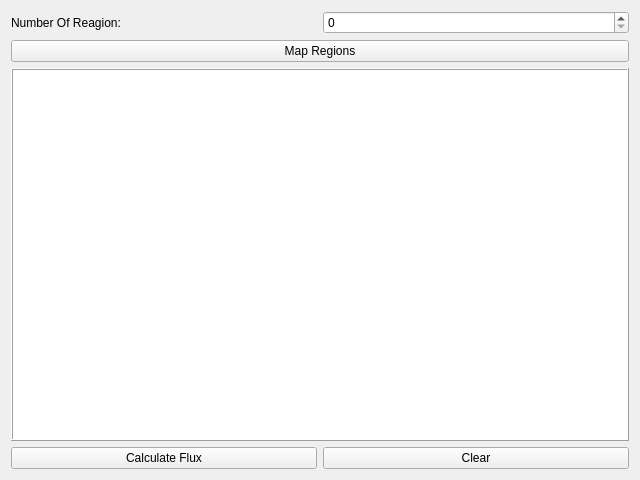
Above: Interface/CalFluxNeutron/RegionInputData.ui from simasvidalino/NeutronFluxCalculation before the change. Below: the same form after it.
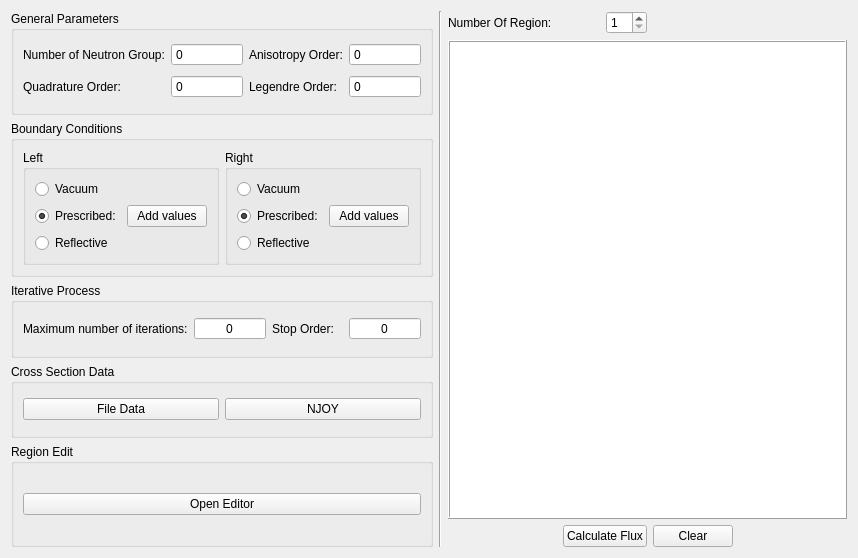
That is the form after the change.

Commit message: Add NJOY module and general data save/load

Diff of the .ui file:
```diff
--- a/Interface/CalFluxNeutron/RegionInputData.ui
+++ b/Interface/CalFluxNeutron/RegionInputData.ui
@@ -6,32 +6,366 @@
    <rect>
     <x>0</x>
     <y>0</y>
-    <width>640</width>
-    <height>480</height>
+    <width>858</width>
+    <height>558</height>
    </rect>
   </property>
   <property name="windowTitle">
    <string>Form</string>
   </property>
-  <layout class="QGridLayout" name="gridLayout">
-   <item row="0" column="1">
+  <layout class="QGridLayout" name="gridLayout_8">
+   <item row="0" column="0" rowspan="2">
+    <widget class="QGroupBox" name="groupBox_2">
+     <property name="title">
+      <string>General Parameters</string>
+     </property>
+     <layout class="QGridLayout" name="gridLayout_6">
+      <item row="0" column="0">
+       <widget class="QLabel" name="labelNeutronGroup">
+        <property name="text">
+         <string>Number of Neutron Group:</string>
+        </property>
+       </widget>
+      </item>
+      <item row="0" column="1">
+       <widget class="QSpinBox" name="spinBoxGroup">
+        <property name="buttonSymbols">
+         <enum>QAbstractSpinBox::NoButtons</enum>
+        </property>
+       </widget>
+      </item>
+      <item row="0" column="2">
+       <widget class="QLabel" name="labelAnisotropy">
+        <property name="text">
+         <string>Anisotropy Order:</string>
+        </property>
+       </widget>
+      </item>
+      <item row="0" column="3">
+       <widget class="QSpinBox" name="spinBoxAnisotropyOrder">
+        <property name="buttonSymbols">
+         <enum>QAbstractSpinBox::NoButtons</enum>
+        </property>
+       </widget>
+      </item>
+      <item row="1" column="0">
+       <widget class="QLabel" name="labelQuadrature">
+        <property name="text">
+         <string>Quadrature Order:</string>
+        </property>
+       </widget>
+      </item>
+      <item row="1" column="1">
+       <widget class="QSpinBox" name="spinBoxQuadratureOrder">
+        <property name="buttonSymbols">
+         <enum>QAbstractSpinBox::NoButtons</enum>
+        </property>
+       </widget>
+      </item>
+      <item row="1" column="2">
+       <widget class="QLabel" name="labelLegendre">
+        <property name="text">
+         <string>Legendre Order:</string>
+        </property>
+       </widget>
+      </item>
+      <item row="1" column="3">
+       <widget class="QSpinBox" name="spinBoxLegendreOrder">
+        <property name="buttonSymbols">
+         <enum>QAbstractSpinBox::NoButtons</enum>
+        </property>
+       </widget>
+      </item>
+     </layout>
+    </widget>
+   </item>
+   <item row="0" column="1" rowspan="7">
+    <widget class="Line" name="line">
+     <property name="orientation">
+      <enum>Qt::Vertical</enum>
+     </property>
+    </widget>
+   </item>
+   <item row="0" column="2" colspan="2">
+    <widget class="QLabel" name="label">
+     <property name="text">
+      <string>Number Of Region:</string>
+     </property>
+    </widget>
+   </item>
+   <item row="0" column="4">
     <widget class="QSpinBox" name="spinBoxRegionQtt">
      <property name="minimum">
-      <number>0</number>
+      <number>1</number>
      </property>
      <property name="maximum">
       <number>10</number>
      </property>
+     <property name="value">
+      <number>1</number>
+     </property>
     </widget>
    </item>
-   <item row="0" column="0">
-    <widget class="QLabel" name="label">
+   <item row="2" column="0">
+    <widget class="QGroupBox" name="groupBox">
+     <property name="title">
+      <string>Boundary Conditions</string>
+     </property>
+     <layout class="QGridLayout" name="gridLayout_5">
+      <item row="0" column="1">
+       <widget class="QGroupBox" name="groupBoxRightBoundayConditions">
+        <property name="title">
+         <string>Right</string>
+        </property>
+        <layout class="QGridLayout" name="gridLayout_2">
+         <item row="0" column="0" colspan="2">
+          <widget class="QRadioButton" name="radioButtonBCRightVacuum">
+           <property name="text">
+            <string>Vacuum</string>
+           </property>
+           <property name="checked">
+            <bool>false</bool>
+           </property>
+           <attribute name="buttonGroup">
+            <string notr="true">buttonGroupRightBoundaryConditions</string>
+           </attribute>
+          </widget>
+         </item>
+         <item row="1" column="0">
+          <widget class="QRadioButton" name="radioButtonBCRightPrescribed">
+           <property name="text">
+            <string>Prescribed:</string>
+           </property>
+           <property name="checked">
+            <bool>true</bool>
+           </property>
+           <attribute name="buttonGroup">
+            <string notr="true">buttonGroupRightBoundaryConditions</string>
+           </attribute>
+          </widget>
+         </item>
+         <item row="1" column="1">
+          <widget class="QPushButton" name="pushButtonAddRightPrecribedBCValues">
+           <property name="text">
+            <string>Add values</string>
+           </property>
+          </widget>
+         </item>
+         <item row="2" column="0" colspan="2">
+          <widget class="QRadioButton" name="radioButtonBCRightReflexive">
+           <property name="text">
+            <string>Reflective</string>
+           </property>
+           <attribute name="buttonGroup">
+            <string notr="true">buttonGroupRightBoundaryConditions</string>
+           </attribute>
+          </widget>
+         </item>
+        </layout>
+       </widget>
+      </item>
+      <item row="0" column="0">
+       <widget class="QGroupBox" name="groupBoxLeftBoundaryConditions">
+        <property name="title">
+         <string>Left</string>
+        </property>
+        <layout class="QGridLayout" name="gridLayout_4">
+         <item row="0" column="0">
+          <widget class="QRadioButton" name="radioButtonBCLeftVacuum">
+           <property name="text">
+            <string>Vacuum</string>
+           </property>
+           <property name="checked">
+            <bool>false</bool>
+           </property>
+           <attribute name="buttonGroup">
+            <string notr="true">buttonGroupLeftBoundaryConditions</string>
+           </attribute>
+          </widget>
+         </item>
+         <item row="1" column="0">
+          <widget class="QRadioButton" name="radioButtonBCLeftPrescribed">
+           <property name="text">
+            <string>Prescribed:</string>
+           </property>
+           <property name="checked">
+            <bool>true</bool>
+           </property>
+           <attribute name="buttonGroup">
+            <string notr="true">buttonGroupLeftBoundaryConditions</string>
+           </attribute>
+          </widget>
+         </item>
+         <item row="1" column="1">
+          <widget class="QPushButton" name="pushButtonAddLeftPrecribedBCValues">
+           <property name="text">
+            <string>Add values</string>
+           </property>
+          </widget>
+         </item>
+         <item row="2" column="0">
+          <widget class="QRadioButton" name="radioButtonBCLeftReflexive">
+           <property name="text">
+            <string>Reflective</string>
+           </property>
+           <attribute name="buttonGroup">
+            <string notr="true">buttonGroupLeftBoundaryConditions</string>
+           </attribute>
+          </widget>
+         </item>
+        </layout>
+       </widget>
+      </item>
+     </layout>
+    </widget>
+   </item>
+   <item row="3" column="0">
+    <widget class="QGroupBox" name="groupBoxIterativeProcess">
+     <property name="title">
+      <string>Iterative Process</string>
+     </property>
+     <layout class="QGridLayout" name="gridLayout_7">
+      <item row="0" column="0">
+       <widget class="QLabel" name="labelMaxIte">
+        <property name="text">
+         <string>Maximum number of iterations:</string>
+        </property>
+       </widget>
+      </item>
+      <item row="0" column="1">
+       <widget class="QSpinBox" name="spinBoxMaxNumberIteration">
+        <property name="wrapping">
+         <bool>true</bool>
+        </property>
+        <property name="frame">
+         <bool>true</bool>
+        </property>
+        <property name="alignment">
+         <set>Qt::AlignCenter</set>
+        </property>
+        <property name="buttonSymbols">
+         <enum>QAbstractSpinBox::NoButtons</enum>
+        </property>
+        <property name="showGroupSeparator" stdset="0">
+         <bool>true</bool>
+        </property>
+        <property name="maximum">
+         <number>1000000</number>
+        </property>
+        <property name="singleStep">
+         <number>50</number>
+        </property>
+       </widget>
+      </item>
+      <item row="0" column="2">
+       <widget class="QLabel" name="labelStopOrder">
+        <property name="text">
+         <string>Stop Order:</string>
+        </property>
+       </widget>
+      </item>
+      <item row="0" column="3">
+       <widget class="QSpinBox" name="spinBoxStopOrder">
+        <property name="wrapping">
+         <bool>true</bool>
+        </property>
+        <property name="alignment">
+         <set>Qt::AlignCenter</set>
+        </property>
+        <property name="buttonSymbols">
+         <enum>QAbstractSpinBox::NoButtons</enum>
+        </property>
+        <property name="showGroupSeparator" stdset="0">
+         <bool>true</bool>
+        </property>
+        <property name="maximum">
+         <number>100</number>
+        </property>
+       </widget>
+      </item>
+     </layout>
+    </widget>
+   </item>
+   <item row="4" column="0">
+    <widget class="QGroupBox" name="groupBoxCrosSection">
+     <property name="title">
+      <string>Cross Section Data</string>
+     </property>
+     <layout class="QGridLayout" name="gridLayout">
+      <item row="0" column="0">
+       <widget class="QPushButton" name="pushButtonCreateCrossSection">
+        <property name="text">
+         <string>File Data</string>
+        </property>
+       </widget>
+      </item>
+      <item row="0" column="1">
+       <widget class="QPushButton" name="pushButtonNJOY">
+        <property name="text">
+         <string>NJOY</string>
+        </property>
+       </widget>
+      </item>
+     </layout>
+    </widget>
+   </item>
+   <item row="5" column="0" rowspan="2">
+    <widget class="QGroupBox" name="groupBox_3">
+     <property name="title">
+      <string>Region Edit</string>
+     </property>
+     <layout class="QGridLayout" name="gridLayout_3">
+      <item row="0" column="0">
+       <widget class="QPushButton" name="pushButtonMapRegions">
+        <property name="text">
+         <string>Open Editor</string>
+        </property>
+       </widget>
+      </item>
+     </layout>
+    </widget>
+   </item>
+   <item row="6" column="2">
+    <spacer name="horizontalSpacer">
+     <property name="orientation">
+      <enum>Qt::Horizontal</enum>
+     </property>
+     <property name="sizeHint" stdset="0">
+      <size>
+       <width>40</width>
+       <height>20</height>
+      </size>
+     </property>
+    </spacer>
+   </item>
+   <item row="6" column="3" colspan="2">
+    <widget class="QPushButton" name="pushButtonCalculateFlux">
      <property name="text">
-      <string>Number Of Reagion:</string>
+      <string>Calculate Flux</string>
      </property>
     </widget>
    </item>
-   <item row="2" column="0" colspan="2">
+   <item row="6" column="5">
+    <widget class="QPushButton" name="pushButtonClear">
+     <property name="text">
+      <string>Clear</string>
+     </property>
+    </widget>
+   </item>
+   <item row="6" column="6">
+    <spacer name="horizontalSpacer_2">
+     <property name="orientation">
+      <enum>Qt::Horizontal</enum>
+     </property>
+     <property name="sizeHint" stdset="0">
+      <size>
+       <width>40</width>
+       <height>20</height>
+      </size>
+     </property>
+    </spacer>
+   </item>
+   <item row="1" column="2" rowspan="5" colspan="5">
     <widget class="QGraphicsView" name="graphicsView">
      <property name="frameShape">
       <enum>QFrame::Box</enum>
@@ -41,27 +375,6 @@
      </property>
     </widget>
    </item>
-   <item row="3" column="1">
-    <widget class="QPushButton" name="pushButtonClear">
-     <property name="text">
-      <string>Clear</string>
-     </property>
-    </widget>
-   </item>
-   <item row="3" column="0">
-    <widget class="QPushButton" name="pushButtonCalculateFlux">
-     <property name="text">
-      <string>Calculate Flux</string>
-     </property>
-    </widget>
-   </item>
-   <item row="1" column="0" colspan="2">
-    <widget class="QPushButton" name="pushButtonMapRegions">
-     <property name="text">
-      <string>Map Regions</string>
-     </property>
-    </widget>
-   </item>
   </layout>
  </widget>
  <resources/>
```
Left out of the diff: 4 changed lines with no effect on the pictures. The commit also changes 1465 other files.
